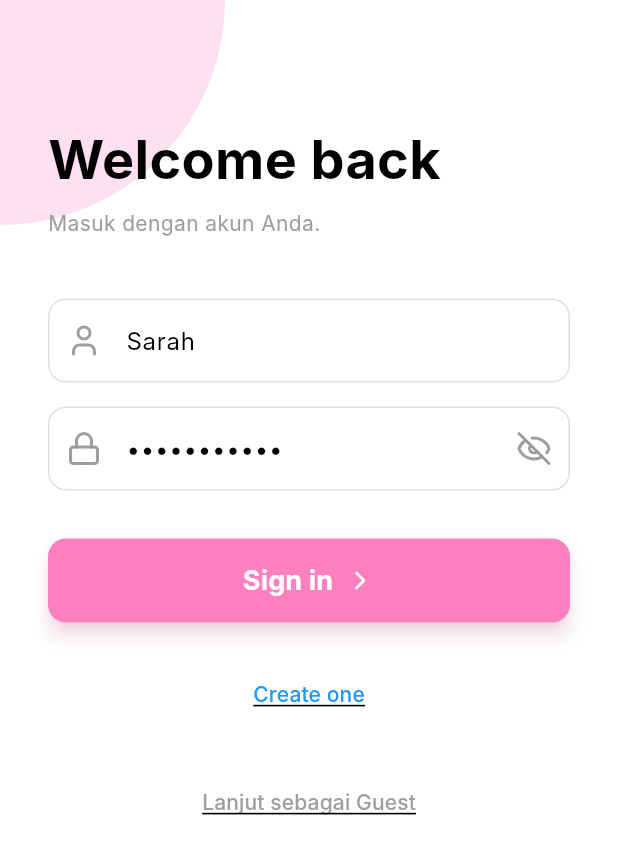
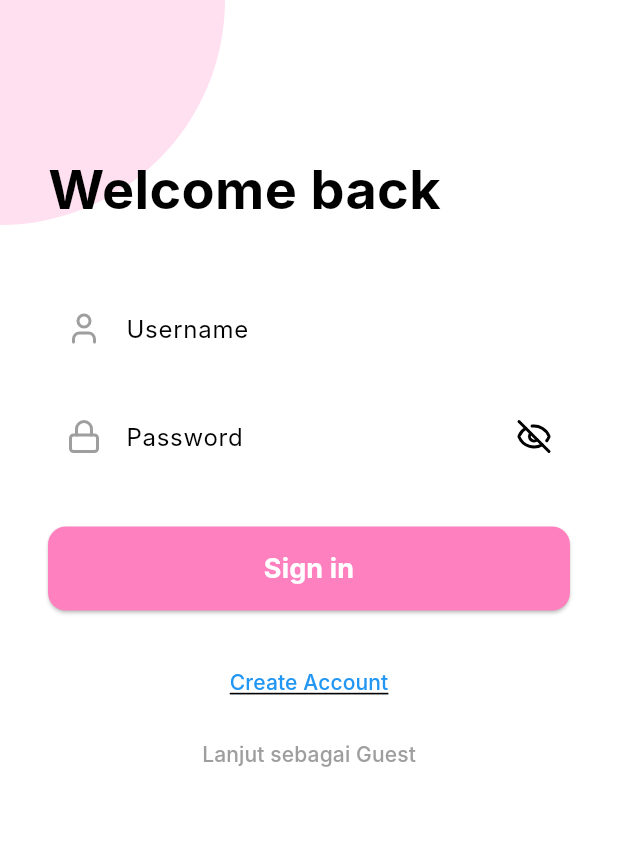
Before and after one commit to zahara389/NailApk, a Flutter app: the screen it shows after launch, on a phone screen of 412 x 824 dp. Shown: the top 854 px of the screen. Run offline on Flutter 3.47's test engine with Material 3 defaults, Android fonts, the phone set to English and light mode, and no system bars; our stand-ins replace dio, image_picker, lucide_icons, shared_preferences; network calls fail; Roboto replaces fonts that are missing (Inter).

Commit message:
login register fix

```diff
--- a/lib/screens/login_screen.dart
+++ b/lib/screens/login_screen.dart
@@ -1,12 +1,14 @@
 import 'package:flutter/material.dart';
 import 'package:lucide_icons/lucide_icons.dart';
-import '../config.dart';
+import '../config.dart'; // Pastikan customPink dll ada di sini
+import '../services/auth_service.dart';
+import '../helpers/session_helper.dart';
 
 class LoginScreen extends StatefulWidget {
   final Function(String, {dynamic data}) navigate;
   final Function(bool) setIsLoggedIn;
   final Function(String) setUserName;
-  final Function(Address) setUserAddress;
+  final Function(dynamic) setUserAddress; // Sesuaikan tipe data Address kamu
 
   const LoginScreen({
     super.key,
@@ -22,39 +24,59 @@
 
 class _LoginScreenState extends State<LoginScreen> {
   bool _passwordVisible = false;
-  final TextEditingController _usernameController = TextEditingController(text: 'Sarah');
-  final TextEditingController _passwordController = TextEditingController(text: 'password123');
+  bool _isLoading = false; // Status loading
 
-  void _handleLogin() {
-    final input = _usernameController.text.trim();
-    String displayName;
-    if (input.contains('@')) {
-      final local = input.split('@').first;
-      displayName = local.isEmpty ? 'Sarah' : '${local[0].toUpperCase()}${local.substring(1)}';
-    } else {
-      displayName = input.isEmpty ? 'Sarah' : input;
+  final TextEditingController _usernameController = TextEditingController();
+  final TextEditingController _passwordController = TextEditingController();
+
+  void _handleLogin() async {
+    final username = _usernameController.text.trim();
+    final password = _passwordController.text.trim();
+
+    if (username.isEmpty || password.isEmpty) {
+      _showError("Harap isi username dan password");
+      return;
     }
 
-    widget.setIsLoggedIn(true);
-    widget.setUserName(displayName);
-    widget.setUserAddress(Address(
-      name: displayName,
-      phone: '0812-3456-7890',
-      address: 'Jl. Bojongsoang No. 10, Kecamatan Bojongsoang, Kab. Bandung, 40288',
-      email: input.contains('@') ? input : 'sarah.nail@mail.com',
-    ));
-    widget.navigate('Home');
+    setState(() => _isLoading = true);
+
+    // Proses tembak API ke PABW
+    final userData = await AuthService().login(username, password);
+
+    setState(() => _isLoading = false);
+
+    if (userData != null) {
+      // 1. Set Status Login
+      widget.setIsLoggedIn(true);
+
+      // 2. Ambil nama dari DB
+      widget.setUserName(userData['name'] ?? userData['username']);
+
+      // 3. Set Alamat dari DB
+      // Sesuaikan constructor Address() dengan class yang kamu punya
+      widget.setUserAddress(Address(
+        name: userData['name'] ?? '',
+        phone: userData['phone'] ?? '',
+        address: userData['address'] ?? 'Alamat belum diatur',
+        email: userData['email'] ?? '',
+      ));
+
+      // 4. Pindah ke Home
+      widget.navigate('Home');
+    } else {
+      _showError("Username atau Password salah!");
+    }
+  }
+
+  void _showError(String message) {
+    ScaffoldMessenger.of(context).showSnackBar(
+      SnackBar(content: Text(message), backgroundColor: Colors.red),
+    );
   }
 
   void _handleGuestLogin() {
     widget.setIsLoggedIn(false);
     widget.setUserName('Guest');
-    widget.setUserAddress(Address(
-      name: 'Guest',
-      phone: '',
-      address: 'Harap login untuk mengisi alamat.',
-      email: '',
-    ));
     widget.navigate('Home');
   }
 
@@ -70,17 +92,11 @@
     return Scaffold(
       body: Stack(
         children: [
-          // Bentuk Lingkaran Pink di Kiri Atas
           Positioned(
-            top: -150,
-            left: -150,
+            top: -150, left: -150,
             child: Container(
-              width: 300,
-              height: 300,
-              decoration: BoxDecoration(
-                color: customPinkLight,
-                shape: BoxShape.circle,
-              ),
+              width: 300, height: 300,
+              decoration: BoxDecoration(color: customPinkLight, shape: BoxShape.circle),
             ),
           ),
           SingleChildScrollView(
@@ -88,87 +104,59 @@
             child: Column(
               crossAxisAlignment: CrossAxisAlignment.start,
               children: [
-                const SizedBox(height: 80),
+                const SizedBox(height: 100),
                 const Text(
                   'Welcome back',
-                  style: TextStyle(fontSize: 36, fontWeight: FontWeight.bold, color: Colors.black),
-                ),
-                const SizedBox(height: 8),
-                Text(
-                  'Masuk dengan akun Anda.',
-                  style: TextStyle(color: Colors.grey.shade500, fontSize: 14),
+                  style: TextStyle(fontSize: 36, fontWeight: FontWeight.bold),
                 ),
                 const SizedBox(height: 40),
 
-                // Form Input
+                // Input Username
                 TextFormField(
                   controller: _usernameController,
-                  decoration: InputDecoration(
-                    hintText: 'Nama Pengguna',
-                    prefixIcon: const Icon(LucideIcons.user, color: Colors.grey),
-                    border: OutlineInputBorder(borderRadius: BorderRadius.circular(12), borderSide: BorderSide(color: Colors.grey.shade300)),
-                    enabledBorder: OutlineInputBorder(borderRadius: BorderRadius.circular(12), borderSide: BorderSide(color: Colors.grey.shade300)),
-                    focusedBorder: OutlineInputBorder(borderRadius: BorderRadius.circular(12), borderSide: BorderSide(color: customPink)),
-                    contentPadding: const EdgeInsets.symmetric(vertical: 16, horizontal: 12),
-                  ),
+                  decoration: _inputDecoration('Username', LucideIcons.user),
                 ),
                 const SizedBox(height: 16),
+
+                // Input Password
                 TextFormField(
                   controller: _passwordController,
                   obscureText: !_passwordVisible,
-                  decoration: InputDecoration(
-                    hintText: 'Password',
-                    prefixIcon: const Icon(LucideIcons.lock, color: Colors.grey),
-                    suffixIcon: InkWell(
-                      onTap: () => setState(() => _passwordVisible = !_passwordVisible),
-                      child: Icon(_passwordVisible ? LucideIcons.eye : LucideIcons.eyeOff, color: Colors.grey),
+                  decoration: _inputDecoration('Password', LucideIcons.lock).copyWith(
+                    suffixIcon: IconButton(
+                      icon: Icon(_passwordVisible ? LucideIcons.eye : LucideIcons.eyeOff),
+                      onPressed: () => setState(() => _passwordVisible = !_passwordVisible),
                     ),
-                    border: OutlineInputBorder(borderRadius: BorderRadius.circular(12), borderSide: BorderSide(color: Colors.grey.shade300)),
-                    enabledBorder: OutlineInputBorder(borderRadius: BorderRadius.circular(12), borderSide: BorderSide(color: Colors.grey.shade300)),
-                    focusedBorder: OutlineInputBorder(borderRadius: BorderRadius.circular(12), borderSide: BorderSide(color: customPink)),
-                    contentPadding: const EdgeInsets.symmetric(vertical: 16, horizontal: 12),
                   ),
                 ),
                 const SizedBox(height: 32),
 
-                // Tombol Login
+                // Tombol Sign In
                 ElevatedButton(
-                  onPressed: _handleLogin,
+                  onPressed: _isLoading ? null : _handleLogin,
                   style: ElevatedButton.styleFrom(
                     backgroundColor: customPink,
                     minimumSize: const Size(double.infinity, 56),
                     shape: RoundedRectangleBorder(borderRadius: BorderRadius.circular(12)),
-                    elevation: 5,
-                    shadowColor: customPink.withAlpha((0.4 * 255).round()),
                   ),
-                  child: Row(
-                    mainAxisAlignment: MainAxisAlignment.center,
-                    children: [
-                      const Text('Sign in', style: TextStyle(fontSize: 18, color: Colors.white, fontWeight: FontWeight.bold)),
-                      const SizedBox(width: 8),
-                      Icon(LucideIcons.chevronRight, size: 20, color: Colors.white),
-                    ],
-                  ),
+                  child: _isLoading
+                    ? const CircularProgressIndicator(color: Colors.white)
+                    : const Text('Sign in', style: TextStyle(color: Colors.white, fontSize: 18, fontWeight: FontWeight.bold)),
                 ),
+
                 const SizedBox(height: 24),
-
-                // Tautan Sign Up
                 Center(
                   child: TextButton(
                     onPressed: () => widget.navigate('Register'),
-                    child: const Text('Create one', style: TextStyle(decoration: TextDecoration.underline)),
+                    child: const Text('Create Account', style: TextStyle(decoration: TextDecoration.underline)),
                   ),
                 ),
-                const SizedBox(height: 24),
-
-                // Tombol Lanjut sebagai Guest
                 Center(
                   child: TextButton(
                     onPressed: _handleGuestLogin,
-                    child: Text('Lanjut sebagai Guest', style: TextStyle(color: Colors.grey.shade500, fontSize: 14, decoration: TextDecoration.underline)),
+                    child: Text('Lanjut sebagai Guest', style: TextStyle(color: Colors.grey.shade500)),
                   ),
                 ),
-                const SizedBox(height: 50),
               ],
             ),
           ),
@@ -176,4 +164,16 @@
       ),
     );
   }
+
+  InputDecoration _inputDecoration(String hint, IconData icon) {
+    return InputDecoration(
+      hintText: hint,
+      prefixIcon: Icon(icon, color: Colors.grey),
+      border: OutlineInputBorder(borderRadius: BorderRadius.circular(12)),
+      focusedBorder: OutlineInputBorder(
+        borderRadius: BorderRadius.circular(12),
+        borderSide: BorderSide(color: customPink),
+      ),
+    );
+  }
 }
--- a/pubspec.yaml
+++ b/pubspec.yaml
@@ -11,9 +11,10 @@
   flutter:
     sdk: flutter
   cupertino_icons: ^1.0.8
-  lucide_icons: ^0.257.0 # Versi yang telah dikonfirmasi bekerja
+  lucide_icons: ^0.257.0
   dio: ^5.3.0
-  image_picker: ^1.0.7   # ✅ TAMBAHKAN INI
+  image_picker: ^1.0.7
+  shared_preferences: ^2.2.2
 
 
 
```
Also changed, not shown: lib/helpers/image_helper.dart (added, +11 -0 lines), lib/helpers/session_helper.dart (added, +29 -0 lines), lib/models/user_model.dart (added, +19 -0 lines), lib/screens/register_screen.dart (+97 -155 lines), lib/services/auth_service.dart (added, +47 -0 lines), pubspec.lock, 1 other file.
